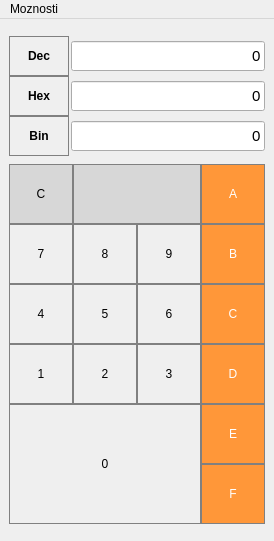
Old version of the form kalkulacka/windowsec.ui in the repository Mattko22/MTE.
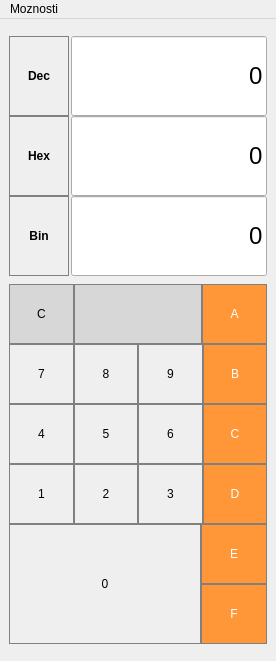
New version of the form. Icons and pictures are not drawn.

Patch:
```diff
--- a/kalkulacka/windowsec.ui
+++ b/kalkulacka/windowsec.ui
@@ -6,8 +6,8 @@
    <rect>
     <x>0</x>
     <y>0</y>
-    <width>274</width>
-    <height>541</height>
+    <width>276</width>
+    <height>661</height>
    </rect>
   </property>
   <property name="windowTitle">
@@ -34,6 +34,12 @@
         </property>
         <item>
          <widget class="QPushButton" name="pushButton_Dec">
+          <property name="sizePolicy">
+           <sizepolicy hsizetype="Fixed" vsizetype="Preferred">
+            <horstretch>0</horstretch>
+            <verstretch>0</verstretch>
+           </sizepolicy>
+          </property>
           <property name="minimumSize">
            <size>
             <width>60</width>
@@ -65,12 +71,12 @@
           <property name="minimumSize">
            <size>
             <width>0</width>
-            <height>30</height>
+            <height>80</height>
            </size>
           </property>
           <property name="font">
            <font>
-            <pointsize>11</pointsize>
+            <pointsize>18</pointsize>
            </font>
           </property>
           <property name="layoutDirection">
@@ -96,6 +102,12 @@
         </property>
         <item>
          <widget class="QPushButton" name="pushButton_hex">
+          <property name="sizePolicy">
+           <sizepolicy hsizetype="Minimum" vsizetype="Preferred">
+            <horstretch>0</horstretch>
+            <verstretch>0</verstretch>
+           </sizepolicy>
+          </property>
           <property name="minimumSize">
            <size>
             <width>60</width>
@@ -127,12 +139,12 @@
           <property name="minimumSize">
            <size>
             <width>0</width>
-            <height>30</height>
+            <height>80</height>
            </size>
           </property>
           <property name="font">
            <font>
-            <pointsize>11</pointsize>
+            <pointsize>18</pointsize>
            </font>
           </property>
           <property name="layoutDirection">
@@ -195,12 +207,12 @@
           <property name="minimumSize">
            <size>
             <width>0</width>
-            <height>30</height>
+            <height>80</height>
            </size>
           </property>
           <property name="font">
            <font>
-            <pointsize>11</pointsize>
+            <pointsize>18</pointsize>
            </font>
           </property>
           <property name="layoutDirection">
@@ -764,7 +776,7 @@
     <rect>
      <x>0</x>
      <y>0</y>
-     <width>274</width>
+     <width>276</width>
      <height>21</height>
     </rect>
    </property>
```
